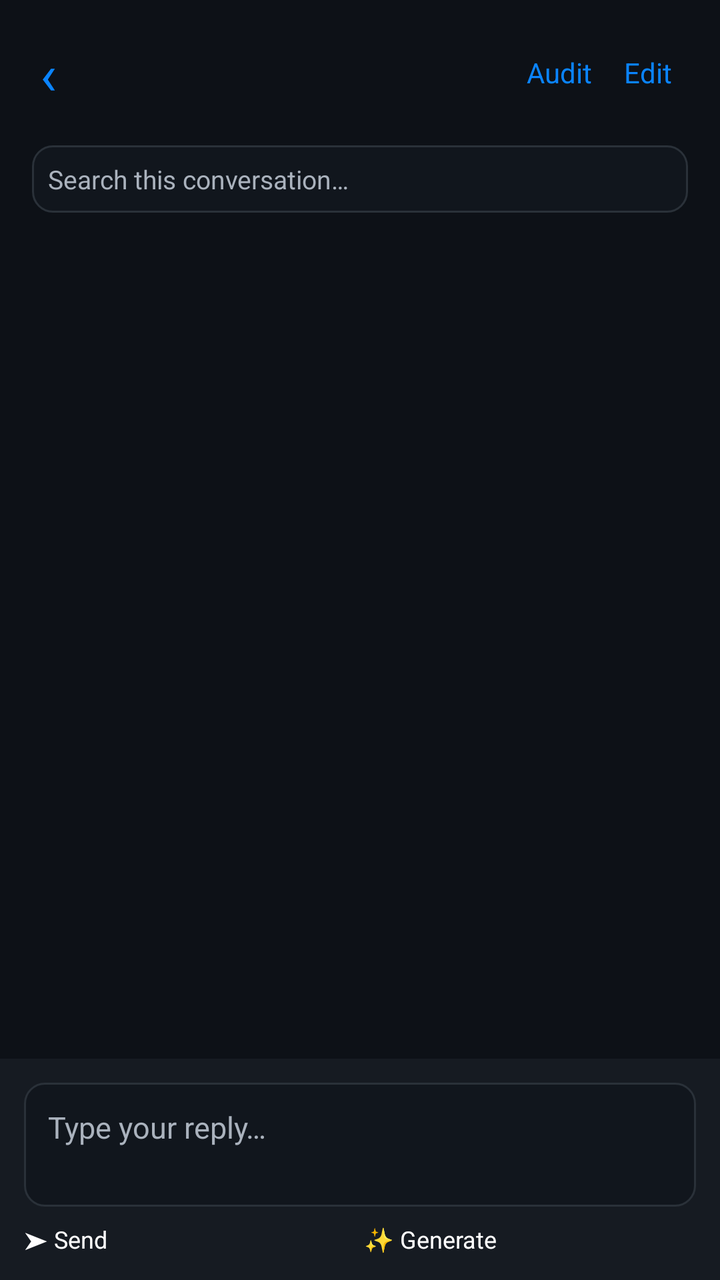
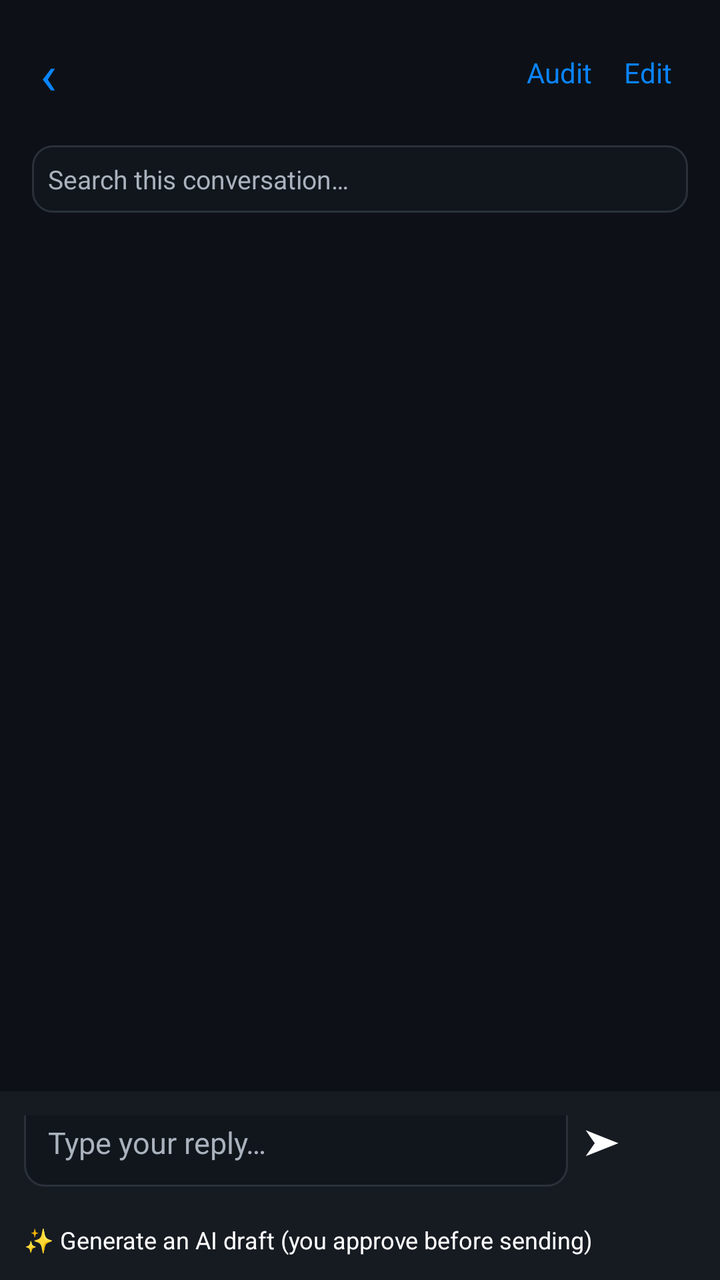

An Android layout rendered at two revisions. The XML below is the earlier revision; the diff shows what the commit changed to produce the second picture.
<!-- AndroidManifest.xml: application theme ReplyMateTheme -->
<!-- res/layout/activity_conversation.xml -->
<?xml version="1.0" encoding="utf-8"?>
<LinearLayout xmlns:android="http://schemas.android.com/apk/res/android"
    android:layout_width="match_parent"
    android:layout_height="match_parent"
    android:orientation="vertical"
    android:background="@color/bg">

    <LinearLayout
        android:layout_width="match_parent"
        android:layout_height="wrap_content"
        android:orientation="horizontal"
        android:gravity="center_vertical"
        android:padding="16dp">

        <TextView
            android:id="@+id/back_btn"
            android:layout_width="wrap_content"
            android:layout_height="wrap_content"
            android:text="‹"
            android:textColor="@color/accent"
            android:textSize="28sp"
            android:paddingRight="12dp"
            android:paddingLeft="4dp" />

        <LinearLayout
            android:layout_width="0dp"
            android:layout_height="wrap_content"
            android:layout_weight="1"
            android:orientation="vertical">

            <TextView
                android:id="@+id/conv_name"
                android:layout_width="wrap_content"
                android:layout_height="wrap_content"
                android:textColor="@color/text_primary"
                android:textSize="18sp"
                android:textStyle="bold" />

            <TextView
                android:id="@+id/conv_rel"
                android:layout_width="wrap_content"
                android:layout_height="wrap_content"
                android:textColor="@color/text_dim"
                android:textSize="12sp" />
        </LinearLayout>

        <TextView
            android:id="@+id/audit_btn"
            android:layout_width="wrap_content"
            android:layout_height="wrap_content"
            android:text="Audit"
            android:textColor="@color/accent"
            android:textSize="14sp"
            android:padding="8dp" />

        <TextView
            android:id="@+id/edit_btn"
            android:layout_width="wrap_content"
            android:layout_height="wrap_content"
            android:text="Edit"
            android:textColor="@color/accent"
            android:textSize="14sp"
            android:padding="8dp" />
    </LinearLayout>

    <EditText
        android:id="@+id/conv_search"
        android:layout_width="match_parent"
        android:layout_height="wrap_content"
        android:layout_marginLeft="16dp"
        android:layout_marginRight="16dp"
        android:layout_marginBottom="6dp"
        android:hint="@string/conv_search_hint"
        android:textColorHint="@color/text_dim"
        android:textColor="@color/text_primary"
        android:textSize="13sp"
        android:background="@drawable/bg_field"
        android:padding="8dp"
        android:singleLine="true"
        android:inputType="text" />

    <ScrollView
        android:id="@+id/conv_scroll"
        android:layout_width="match_parent"
        android:layout_height="0dp"
        android:layout_weight="1"
        android:paddingLeft="16dp"
        android:paddingRight="16dp">

        <LinearLayout
            android:layout_width="match_parent"
            android:layout_height="wrap_content"
            android:orientation="vertical">

            <LinearLayout
                android:id="@+id/msg_list"
                android:layout_width="match_parent"
                android:layout_height="wrap_content"
                android:orientation="vertical" />

            <TextView
                android:id="@+id/drafts_header"
                android:layout_width="match_parent"
                android:layout_height="wrap_content"
                android:layout_marginTop="16dp"
                android:text="AI drafts"
                android:textColor="@color/text_dim"
                android:textSize="13sp"
                android:visibility="gone" />

            <LinearLayout
                android:id="@+id/draft_list"
                android:layout_width="match_parent"
                android:layout_height="wrap_content"
                android:orientation="vertical" />
        </LinearLayout>
    </ScrollView>

    <TextView
        android:id="@+id/gen_status"
        android:layout_width="match_parent"
        android:layout_height="wrap_content"
        android:paddingLeft="16dp"
        android:paddingRight="16dp"
        android:paddingBottom="4dp"
        android:textColor="@color/accent"
        android:textSize="12sp"
        android:visibility="gone" />

    <LinearLayout
        android:layout_width="match_parent"
        android:layout_height="wrap_content"
        android:orientation="vertical"
        android:background="@color/card"
        android:padding="12dp">

        <EditText
            android:id="@+id/msg_input"
            android:layout_width="match_parent"
            android:layout_height="wrap_content"
            android:hint="Type your reply…"
            android:textColorHint="@color/text_dim"
            android:textColor="@color/text_primary"
            android:textSize="15sp"
            android:background="@drawable/bg_field"
            android:padding="12dp"
            android:minLines="2"
            android:maxLines="5"
            android:gravity="top"
            android:inputType="textMultiLine|textCapSentences" />

        <LinearLayout
            android:layout_width="match_parent"
            android:layout_height="wrap_content"
            android:orientation="horizontal"
            android:layout_marginTop="8dp">

            <Button
                android:id="@+id/btn_manual"
                android:layout_width="0dp"
                android:layout_height="wrap_content"
                android:layout_weight="1"
                android:layout_marginRight="4dp"
                android:text="➤ Send"
                android:textSize="12sp" />

            <Button
                android:id="@+id/btn_gen"
                android:layout_width="0dp"
                android:layout_height="wrap_content"
                android:layout_weight="1"
                android:text="✨ Generate"
                android:textSize="12sp" />
        </LinearLayout>
    </LinearLayout>

</LinearLayout>
<!-- resources referenced by this layout -->
<resources>
  <color name="accent">#0A84FF</color>
  <color name="bg">#0D1117</color>
  <color name="card">#161B22</color>
  <color name="text_dim">#AAB2BD</color>
  <color name="text_primary">#FFFFFF</color>
  <!-- drawable bg_field (drawable) -->
  <?xml version="1.0" encoding="utf-8"?>
  <shape xmlns:android="http://schemas.android.com/apk/res/android" android:shape="rectangle">
      <solid android:color="#11161D" />
      <stroke android:width="1dp" android:color="#2A3139" />
      <corners android:radius="10dp" />
  </shape>
  <string name="conv_search_hint">Search this conversation…</string>
  <style name="ReplyMateTheme" parent="android:style/Theme.Material.NoActionBar">
          <item name="android:windowBackground">@color/bg</item>
          <item name="android:colorAccent">@color/accent</item>
          <item name="android:statusBarColor">@color/bg</item>
          <item name="android:navigationBarColor">@color/bg</item>
          <item name="android:textColorPrimary">@color/text_primary</item>
      </style>
</resources>

<!-- the commit's change to res/layout/activity_conversation.xml (unified diff, before → after) -->
@@ -134,44 +134,46 @@
         android:background="@color/card"
         android:padding="12dp">
 
-        <EditText
-            android:id="@+id/msg_input"
-            android:layout_width="match_parent"
-            android:layout_height="wrap_content"
-            android:hint="Type your reply…"
-            android:textColorHint="@color/text_dim"
-            android:textColor="@color/text_primary"
-            android:textSize="15sp"
-            android:background="@drawable/bg_field"
-            android:padding="12dp"
-            android:minLines="2"
-            android:maxLines="5"
-            android:gravity="top"
-            android:inputType="textMultiLine|textCapSentences" />
-
         <LinearLayout
             android:layout_width="match_parent"
             android:layout_height="wrap_content"
             android:orientation="horizontal"
-            android:layout_marginTop="8dp">
+            android:gravity="bottom">
 
-            <Button
-                android:id="@+id/btn_manual"
+            <EditText
+                android:id="@+id/msg_input"
                 android:layout_width="0dp"
                 android:layout_height="wrap_content"
                 android:layout_weight="1"
-                android:layout_marginRight="4dp"
-                android:text="➤ Send"
-                android:textSize="12sp" />
+                android:hint="Type your reply…"
+                android:textColorHint="@color/text_dim"
+                android:textColor="@color/text_primary"
+                android:textSize="15sp"
+                android:background="@drawable/bg_field"
+                android:padding="12dp"
+                android:minLines="1"
+                android:maxLines="5"
+                android:gravity="center_vertical|left"
+                android:inputType="textMultiLine|textCapSentences" />
 
+            
             <Button
-                android:id="@+id/btn_gen"
-                android:layout_width="0dp"
-                android:layout_height="wrap_content"
-                android:layout_weight="1"
-                android:text="✨ Generate"
-                android:textSize="12sp" />
+                android:id="@+id/btn_manual"
+                android:layout_width="56dp"
+                android:layout_height="48dp"
+                android:layout_marginLeft="8dp"
+                android:text="➤"
+                android:contentDescription="Send"
+                android:textSize="18sp" />
         </LinearLayout>
+
+        <Button
+            android:id="@+id/btn_gen"
+            android:layout_width="match_parent"
+            android:layout_height="wrap_content"
+            android:layout_marginTop="6dp"
+            android:text="✨ Generate an AI draft (you approve before sending)"
+            android:textSize="12sp" />
     </LinearLayout>
 
 </LinearLayout>
